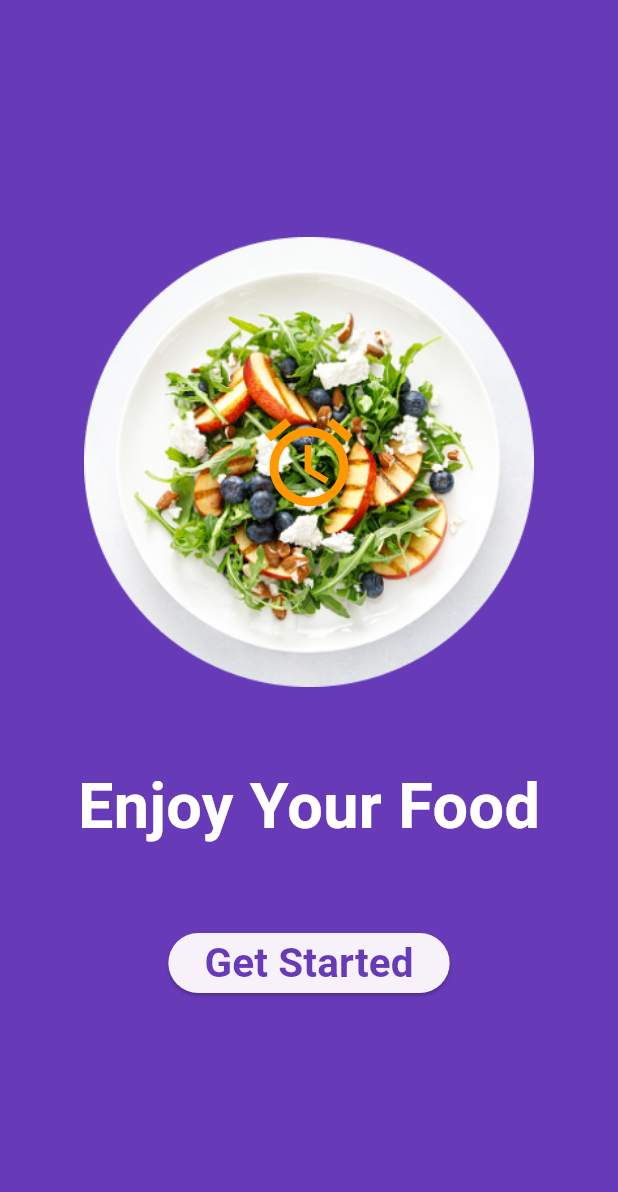
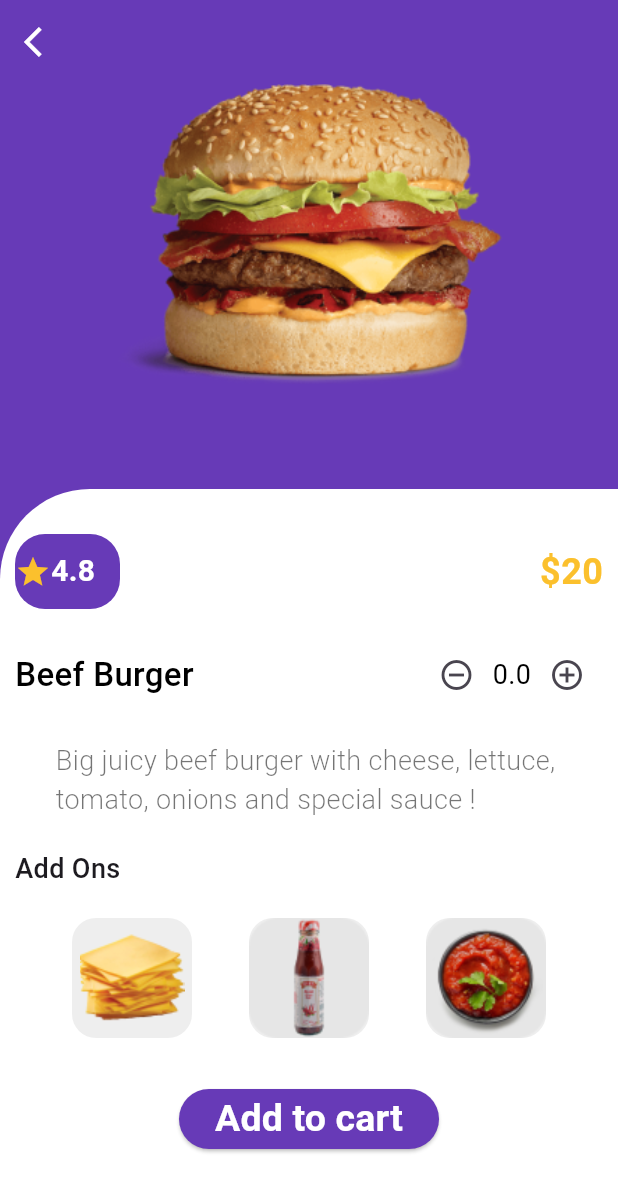
Before and after one commit to aelina-frontend/flutter_courses, a Flutter app: the screen it shows after launch, on a phone screen of 412 x 824 dp. Shown: the top 1192 px of the screen. Run offline on Flutter 3.47's test engine with Material 3 defaults, Android fonts, the light colour scheme and no system bars; our stand-ins replace device_preview; Roboto replaces fonts that are missing (Poppins).

Commit message:
сделала 3 страницу детали бургера, сделала iconButton - и + которые добавляют и убавляют количество,
не удалось сделать iconButton + на краю контейнера и shadow

```diff
--- a/lib/core/app_assets.dart
+++ b/lib/core/app_assets.dart
@@ -9,4 +9,8 @@ class AppAssets {
   static const String fries = 'assets/fries.png';
   static const String burger2 = 'assets/burger2.png';
   static const String pizza2 = 'assets/pizza2.png';
+  static const String burger3 = 'assets/burger3.png';
+  static const String chees = 'assets/chees.png';
+  static const String sous = 'assets/sous.png';
+  static const String ketchup = 'assets/ketchup.png';
 }
--- a/lib/main.dart
+++ b/lib/main.dart
@@ -1,11 +1,14 @@
 import 'package:flutter/foundation.dart';
 import 'package:flutter/material.dart';
 import 'package:untitled1/lessons/lesson2/lesson_func_screen.dart';
+import 'package:untitled1/screens/detail_screen.dart';
 import 'package:untitled1/screens/welcome_screen.dart';
 import 'lessons/lesson1/lesson1.dart';
 
 
 import 'package:device_preview/device_preview.dart';
+
+import 'lessons/lesson3/lesson_func2.dart';
 
 void main() => runApp(
   DevicePreview(
@@ -21,12 +24,16 @@ class MyApp extends StatelessWidget {
       debugShowCheckedModeBanner: false,
       locale: DevicePreview.locale(context),
       builder: DevicePreview.appBuilder,
-      theme: ThemeData.light(),
+      theme: ThemeData(
+        scaffoldBackgroundColor: Colors.grey[200],
+      ),
       darkTheme: ThemeData.dark(),
-      home: WelcomeScreen(),
+      home: DetailScreen(),
     );
   }
 }
+
+
 // void main() {
 //   runApp(const MyApp());
 // }
--- /dev/null
+++ b/lib/screens/detail_screen.dart
@@ -0,0 +1,224 @@
+import 'dart:ui';
+
+import 'package:flutter/material.dart';
+import 'package:untitled1/screens/welcome_screen.dart';
+
+class DetailScreen extends StatefulWidget {
+  const DetailScreen({super.key});
+
+  @override
+  State<DetailScreen> createState() => _DetailScreenState();
+}
+
+class _DetailScreenState extends State<DetailScreen> {
+  double counter = 0;
+  Widget icon = Icon(Icons.add_circle_outline);
+  Widget icon2 = Icon(Icons.remove_circle_outline);
+
+  @override
+  Widget build(BuildContext context) {
+    return Scaffold(
+      backgroundColor: Colors.deepPurple,
+      appBar: AppBar(
+        backgroundColor: Colors.deepPurple,
+        leading: Icon(
+          Icons.arrow_back_ios,
+          color: Colors.white,
+        ),
+      ),
+      body: Column(
+        mainAxisAlignment: MainAxisAlignment.end,
+        children: [
+          Container(
+            margin: EdgeInsets.only(bottom: 70),
+            width: 260,
+            height: 200,
+            decoration: BoxDecoration(
+                // gradient: RadialGradient(
+                //   colors: [Colors.transparent, Colors.grey.withOpacity(1)],
+                //   center: Alignment(0.5, 0.5),
+                //   radius: 0.7,
+                // ),
+                // gradient: SweepGradient(
+                //   colors: [Colors.transparent, Colors.grey, Colors.transparent,Colors.grey,Colors.transparent],
+                //   center: Alignment(0.5, 0.1),
+                // ),
+                // borderRadius: BorderRadius.all(
+                //   Radius.circular(60)
+                // ),
+                image: DecorationImage(
+                  image: AssetImage(
+                    'assets/burger3.png',
+                  ),
+                  fit: BoxFit.fill,
+                )),
+          ),
+          Container(
+            height: 500,
+            decoration: BoxDecoration(
+              borderRadius: BorderRadius.only(
+                topLeft: Radius.circular(60),
+              ),
+              color: Colors.white,
+            ),
+            child: Padding(
+              padding: const EdgeInsets.all(10.0),
+              child: Column(
+                children: [
+                  SizedBox(
+                    height: 20,
+                  ),
+                  Row(
+                    mainAxisAlignment: MainAxisAlignment.spaceBetween,
+                    children: [
+                      Container(
+                        height: 50,
+                        width: 70,
+                        decoration: BoxDecoration(
+                          borderRadius: BorderRadius.circular(20),
+                          color: Colors.deepPurple,
+                        ),
+                        child: Row(
+                          children: [
+                            Icon(Icons.star, color: Colors.yellow[700]),
+                            Text(
+                              '4.8',
+                              style: TextStyle(
+                                  fontSize: 20,
+                                  fontFamily: 'Poppins',
+                                  fontWeight: FontWeight.w600,
+                                  color: Colors.white),
+                            ),
+                          ],
+                        ),
+                      ),
+                      Text(
+                        '\$20',
+                        style: TextStyle(
+                            fontSize: 24,
+                            fontFamily: 'Poppins',
+                            fontWeight: FontWeight.w700,
+                            color: Colors.yellow[700]),
+                      ),
+                    ],
+                  ),
+                  SizedBox(height: 20),
+                  Row(
+                    children: [
+                      Text('Beef Burger',
+                          style: TextStyle(
+                            fontSize: 22,
+                            fontFamily: 'Poppins',
+                            fontWeight: FontWeight.w500,
+                            color: Colors.black,
+                          )),
+                      Spacer(),
+                      IconButton(
+                        onPressed: () {
+                          setState(() {
+                            counter--;
+                          });
+                        },
+                        icon: icon2,
+                      ),
+                      Text(
+                        '$counter',
+                        style: TextStyle(
+                            fontSize: 18,
+                            fontFamily: 'Poppins',
+                            fontWeight: FontWeight.w400,
+                            color: Colors.black),
+                      ),
+                      IconButton(
+                        onPressed: () {
+                          setState(() {
+                            counter++;
+                          });
+                        },
+                        icon: icon,
+                      ),
+                    ],
+                  ),
+                  SizedBox(height: 20),
+                  Text(
+                    'Big juicy beef burger with cheese, lettuce, \ntomato, onions and special sauce !',
+                    style: TextStyle(
+                      fontSize: 18,
+                      fontWeight: FontWeight.w300,
+                      fontFamily: 'Poppins',
+                      color: Colors.black54,
+                    ),
+                  ),
+                  SizedBox(height: 20),
+                  Row(
+                    children: [
+                      Text(
+                        'Add Ons',
+                        style: TextStyle(
+                          fontSize: 18,
+                          fontWeight: FontWeight.w500,
+                          fontFamily: 'Poppins',
+                        ),
+                      ),
+                      Spacer(),
+                    ],
+                  ),
+                  SizedBox(height: 20),
+                  Row(
+                    mainAxisAlignment: MainAxisAlignment.spaceEvenly,
+                    children: [
+                      Container(
+                          height: 80,
+                          width: 80,
+                          decoration: BoxDecoration(
+                            borderRadius: BorderRadius.circular(16),
+                            color: Colors.grey[200],
+                          ),
+                          child: Image.asset('assets/chees.png')),
+                      Container(
+                          height: 80,
+                          width: 80,
+                          decoration: BoxDecoration(
+                            borderRadius: BorderRadius.circular(16),
+                            color: Colors.grey[200],
+                          ),
+                          child: Image.asset('assets/ketchup.png')),
+                      Container(
+                          height: 80,
+                          width: 80,
+                          decoration: BoxDecoration(
+                            borderRadius: BorderRadius.circular(16),
+                            color: Colors.grey[200],
+                          ),
+                          child: Image.asset('assets/sous.png')),
+                    ],
+                  ),
+                  SizedBox(height: 30),
+                  ElevatedButton(
+                    onPressed: () {
+                      Navigator.push(
+                          context,
+                          MaterialPageRoute(
+                              builder: (context) => WelcomeScreen()));
+                    },
+                    style: ElevatedButton.styleFrom(
+                      backgroundColor: Colors.deepPurple,
+                    ),
+                    child: Text(
+                      'Add to cart',
+                      style: TextStyle(
+                          fontWeight: FontWeight.w600,
+                          fontFamily: 'Poppins',
+                          fontSize: 25,
+                          color: Colors.white),
+                    ),
+                  )
+                ],
+              ),
+            ),
+          ),
+        ],
+      ),
+    );
+  }
+}
```
Also changed, not shown: lib/lessons/lesson3/lesson_func2.dart (added, +167 -0 lines), lib/screens/first_screen.dart (+18 -8 lines), assets/burger3.png (added), assets/chees.png (added), assets/ketchup.png (added), assets/sous.png (added).
